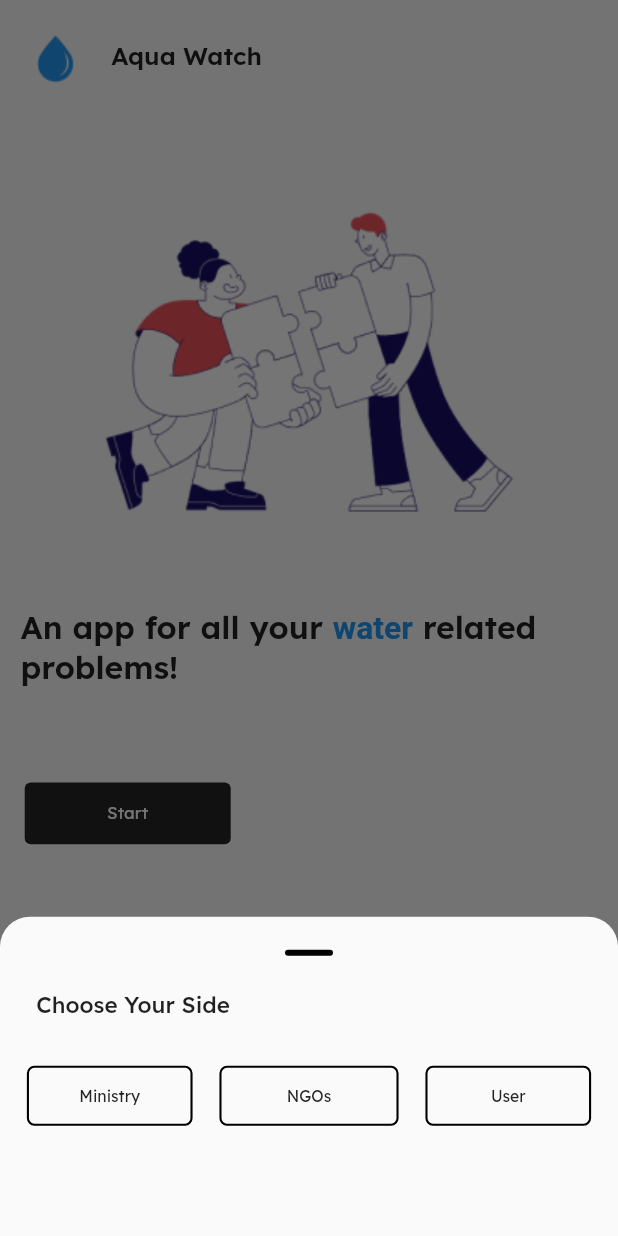
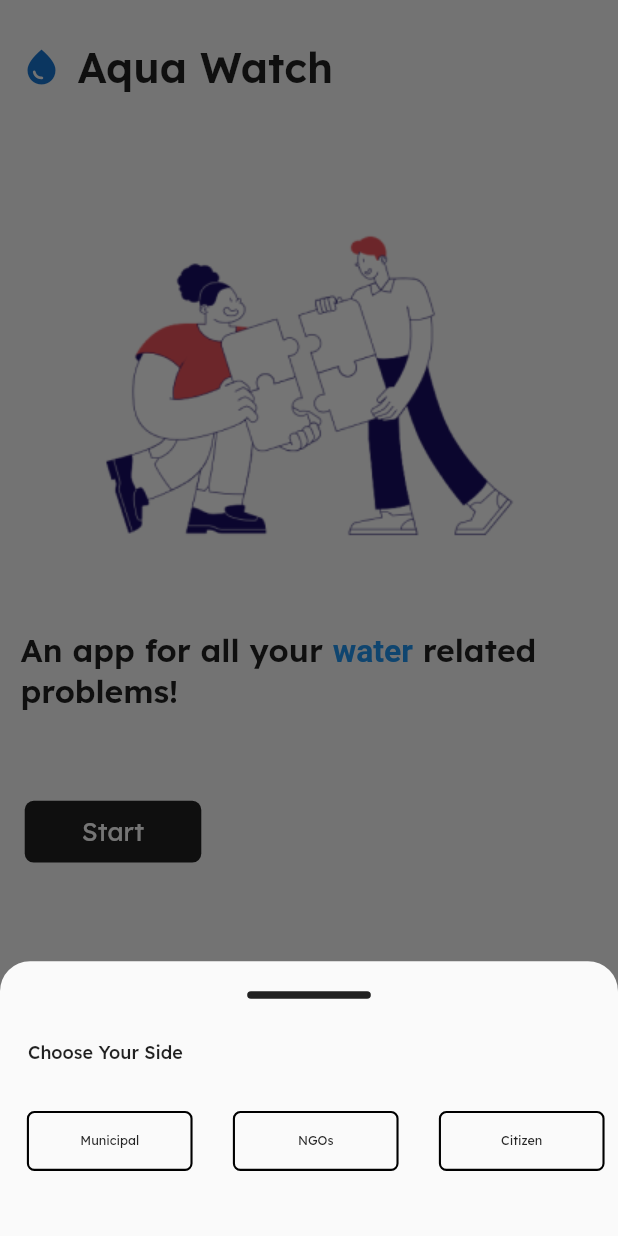
Before and after one commit to x-sushant-x/Aqua-Watch-App, a Flutter app: the SplashPage screen opened directly, after a tap on "Start", on a phone screen of 412 x 824 dp. Run offline on Flutter 3.47's test engine with Material 2 defaults, Android fonts, the phone set to English and light mode, and no system bars; our stand-ins replace google_fonts, google_maps_flutter.

Commit message:
Onboard section refactored

```diff
--- a/lib/main.dart
+++ b/lib/main.dart
@@ -1,5 +1,7 @@
 import 'package:aqua_watch_app/screens/home.dart';
 import 'package:flutter/material.dart';
+import 'package:aqua_watch_app/view/onboarding/splash.dart';
+import 'package:google_fonts/google_fonts.dart';
 
 void main() {
   runApp(const MyApp());
@@ -14,22 +16,12 @@ class MyApp extends StatelessWidget {
     return MaterialApp(
         title: 'Flutter Demo',
         debugShowCheckedModeBanner: false,
-        theme: ThemeData(
-          // This is the theme of your application.
-          //
-          // Try running your application with "flutter run". You'll see the
-          // application has a blue toolbar. Then, without quitting the app, try
-          // changing the primarySwatch below to Colors.green and then invoke
-          // "hot reload" (press "r" in the console where you ran "flutter run",
-          // or simply save your changes to "hot reload" in a Flutter IDE).
-          // Notice that the counter didn't reset back to zero; the application
-          // is not restarted.
-          primarySwatch: Colors.blue,
-        ),
-        home: MyHomePage()
-        //routes: const {
+
+        theme: ThemeData(textTheme: GoogleFonts.lexendTextTheme()),
+        home: SplashPage()
+        // routes: const {
         //  "/": SplashPage(),
-        //},
+        // },
         );
   }
 }
--- a/lib/screens/map.dart
+++ b/lib/screens/map.dart
@@ -1,4 +1,4 @@
-import 'package:aqua_watch_app/splash.dart';
+import 'package:aqua_watch_app/view/onboarding/splash.dart';
 import 'package:flutter/material.dart';
 import 'package:google_fonts/google_fonts.dart';
 import 'package:google_maps_flutter/google_maps_flutter.dart';
--- a/lib/splash.dart
+++ /dev/null
@@ -1,204 +0,0 @@
-import 'package:flutter/material.dart';
-import 'package:google_fonts/google_fonts.dart';
-
-Widget bottomSheetBuilder(BuildContext context) {
-  Size deviceSize = MediaQuery.of(context).size;
-
-  return SizedBox(
-    height: deviceSize.height / 5,
-    child: Column(
-      children: [
-        Padding(
-          padding: EdgeInsets.only(
-              top: deviceSize.height / 1000,
-              left: deviceSize.width / 17,
-              bottom: deviceSize.height / 30),
-          child: Align(
-            alignment: Alignment.centerLeft,
-            child: Text(
-              "Choose Your Side",
-              style: GoogleFonts.lexend(
-                  fontWeight: FontWeight.w500,
-                  fontSize: MediaQuery.of(context).devicePixelRatio * 10),
-            ),
-          ),
-        ),
-        Row(
-          children: [
-            Expanded(
-              child: Padding(
-                padding: EdgeInsets.only(
-                    left: deviceSize.width / 23, right: deviceSize.width / 46),
-                child: TextButton(
-                  onPressed: () {},
-                  style: TextButton.styleFrom(
-                      foregroundColor: Color(0xFF252525),
-                      textStyle: GoogleFonts.lexend(
-                          fontSize:
-                              MediaQuery.of(context).devicePixelRatio * 7),
-                      minimumSize: Size(20, 40),
-                      maximumSize: Size(40, 40),
-                      shape: RoundedRectangleBorder(
-                          side: BorderSide(width: 1.4),
-                          borderRadius: BorderRadius.circular(5))),
-                  child: Text("Ministry"),
-                ),
-              ),
-            ),
-            Expanded(
-              child: Padding(
-                padding: EdgeInsets.only(
-                    left: deviceSize.width / 46, right: deviceSize.width / 46),
-                child: TextButton(
-                  onPressed: () {},
-                  style: TextButton.styleFrom(
-                      foregroundColor: Color(0xFF252525),
-                      textStyle: GoogleFonts.lexend(
-                          fontSize:
-                              MediaQuery.of(context).devicePixelRatio * 7),
-                      minimumSize: Size(20, 40),
-                      maximumSize: Size(40, 40),
-                      shape: RoundedRectangleBorder(
-                          side: BorderSide(width: 1.4),
-                          borderRadius: BorderRadius.circular(5))),
-                  child: Text("NGOs"),
-                ),
-              ),
-            ),
-            Expanded(
-              child: Padding(
-                padding: EdgeInsets.only(
-                    left: deviceSize.width / 46, right: deviceSize.width / 23),
-                child: TextButton(
-                  onPressed: () {},
-                  style: TextButton.styleFrom(
-                      foregroundColor: Color(0xFF252525),
-                      textStyle: GoogleFonts.lexend(
-                          fontSize:
-                              MediaQuery.of(context).devicePixelRatio * 7),
-                      minimumSize: Size(20, 40),
-                      shape: RoundedRectangleBorder(
-                          side: BorderSide(width: 1.4),
-                          borderRadius: BorderRadius.circular(5))),
-                  child: Text("User"),
-                ),
-              ),
-            )
-          ],
-        )
-      ],
-    ),
-  );
-}
-
-class SplashPage extends StatelessWidget {
-  @override
-  Widget build(BuildContext context) {
-    Size deviceSize = MediaQuery.of(context).size;
-
-    return Scaffold(
-      body: SafeArea(
-          child: Column(
-        children: [
-          Padding(
-            padding: EdgeInsets.only(bottom: deviceSize.height / 6000),
-            child: Row(
-              children: [
-                ImageIcon(
-                  AssetImage("assets/app icon.png"),
-                  color: Colors.blue,
-                  size: deviceSize.width * 0.18,
-                ),
-                Text(
-                  "Aqua Watch",
-                  style: GoogleFonts.lexend(
-                    fontWeight: FontWeight.w600,
-                    fontSize: MediaQuery.of(context).devicePixelRatio * 11,
-                  ),
-                )
-              ],
-            ),
-          ),
-          Padding(
-            padding: EdgeInsets.only(
-                top: 0,
-                left: deviceSize.width / 25,
-                right: deviceSize.width / 25,
-                bottom: 0),
-            child: Image.asset(
-              "assets/splashimage.png",
-              height: deviceSize.height / 2.5,
-            ),
-          ),
-          Padding(
-            padding: EdgeInsets.only(
-                left: deviceSize.width / 30,
-                right: deviceSize.width / 30,
-                top: deviceSize.height / 1000,
-                bottom: deviceSize.height / 18),
-            child: Text.rich(TextSpan(
-                style: GoogleFonts.lexend(
-                    fontWeight: FontWeight.w600,
-                    fontSize: MediaQuery.of(context).devicePixelRatio * 14.2),
-                children: const [
-                  TextSpan(text: "An app for all your "),
-                  TextSpan(text: "water", style: TextStyle(color: Colors.blue)),
-                  TextSpan(text: " related problems!")
-                ])),
-          ),
-          Padding(
-            padding: EdgeInsets.only(
-                top: deviceSize.height / 60, left: deviceSize.width / 25),
-            child: Align(
-                alignment: Alignment.centerLeft,
-                child: TextButton(
-                  onPressed: () {
-                    showModalBottomSheet(
-                        context: context,
-                        builder: bottomSheetBuilder,
-                        showDragHandle: true,
-                        shape: RoundedRectangleBorder(
-                            borderRadius: BorderRadius.vertical(
-                                top: Radius.circular(20))));
-                  },
-                  style: TextButton.styleFrom(
-                      minimumSize:
-                          Size(deviceSize.width / 3, deviceSize.height / 20),
-                      backgroundColor: Color(0xFF252525),
-                      foregroundColor: Colors.white,
-                      textStyle: GoogleFonts.lexend(
-                          fontSize:
-                              MediaQuery.of(context).devicePixelRatio * 7.5)),
-                  child: Text(
-                    "Start",
-                    style: GoogleFonts.lexend(),
-                  ),
-                )),
-          ),
-          Expanded(
-            child: Align(
-              alignment: Alignment.bottomCenter,
-              child: Padding(
-                padding: EdgeInsets.only(
-                    top: deviceSize.height / 60,
-                    bottom: deviceSize.height / 90),
-                child: Text.rich(TextSpan(
-                    style: GoogleFonts.lexend(
-                        fontSize:
-                            MediaQuery.of(context).devicePixelRatio * 5.5),
-                    children: const [
-                      TextSpan(text: "Developed with "),
-                      TextSpan(text: "❤️", style: TextStyle(color: Colors.red)),
-                      TextSpan(text: " By "),
-                      TextSpan(
-                          text: "Cyber Crew",
-                          style: TextStyle(fontWeight: FontWeight.bold)),
-                    ])),
-              ),
-            ),
-          )
-        ],
-      )),
-    );
-  }
-}
--- /dev/null
+++ b/lib/utils/buttons.dart
@@ -0,0 +1,38 @@
+import 'package:flutter/material.dart';
+import 'package:google_fonts/google_fonts.dart';
+
+class CustomOutlinedButton extends StatelessWidget {
+  CustomOutlinedButton({
+    super.key,
+    required this.deviceSize,
+    required this.title
+  });
+
+  final Size deviceSize;
+  String title;
+
+  @override
+  Widget build(BuildContext context) {
+    return Expanded(
+      child: Padding(
+        padding: EdgeInsets.only(
+            left: deviceSize.width / 23,
+            right: deviceSize.width / 46),
+        child: TextButton(
+          onPressed: () {},
+          style: TextButton.styleFrom(
+              foregroundColor: Color(0xFF252525),
+              textStyle: GoogleFonts.lexend(
+                  fontSize:
+                      MediaQuery.of(context).devicePixelRatio * 5.6),
+              minimumSize: Size(20, 40),
+              maximumSize: Size(40, 40),
+              shape: RoundedRectangleBorder(
+                  side: BorderSide(width: 1.4),
+                  borderRadius: BorderRadius.circular(5))),
+          child: Text(title),
+        ),
+      ),
+    );
+  }
+}
--- /dev/null
+++ b/lib/view/onboarding/splash.dart
@@ -0,0 +1,164 @@
+import 'package:aqua_watch_app/utils/buttons.dart';
+import 'package:flutter/material.dart';
+import 'package:google_fonts/google_fonts.dart';
+
+Widget bottomSheetBuilder(BuildContext context) {
+  Size deviceSize = MediaQuery.of(context).size;
+
+  return SizedBox(
+    child: Container(
+      height: deviceSize.height / 4.5,
+      child: Column(
+        children: [
+          SizedBox(height: 20),
+          Container(
+            width: deviceSize.width / 5,
+            height: 5,
+            decoration: BoxDecoration(
+                borderRadius: BorderRadius.circular(100),
+                color: Colors.grey.shade900),
+          ),
+          SizedBox(height: deviceSize.height / 30),
+          Padding(
+            padding: EdgeInsets.only(
+                top: deviceSize.height / 1000,
+                left: deviceSize.width / 22,
+                bottom: deviceSize.height / 30),
+            child: Align(
+              alignment: Alignment.centerLeft,
+              child: Text(
+                "Choose Your Side",
+                style: GoogleFonts.lexend(
+                    fontWeight: FontWeight.w500,
+                    fontSize: MediaQuery.of(context).devicePixelRatio * 8),
+              ),
+            ),
+          ),
+          Row(
+            children: [
+              CustomOutlinedButton(deviceSize: deviceSize, title: "Municipal"),
+              CustomOutlinedButton(deviceSize: deviceSize, title: "NGOs"),
+              CustomOutlinedButton(deviceSize: deviceSize, title: "Citizen"),
+            ],
+          ),
+          SizedBox(height: deviceSize.height / 100),
+        ],
+      ),
+    ),
+  );
+}
+
+class SplashPage extends StatelessWidget {
+  @override
+  Widget build(BuildContext context) {
+    Size deviceSize = MediaQuery.of(context).size;
+
+    return Scaffold(
+      body: SafeArea(
+          child: Column(
+        children: [
+          Padding(
+            padding: EdgeInsets.symmetric(
+                horizontal: deviceSize.width / 30,
+                vertical: deviceSize.height / 30),
+            child: Row(
+              children: [
+                Icon(
+                  Icons.water_drop,
+                  color: Colors.blue.shade700,
+                  size: 28,
+                ),
+                SizedBox(width: 10),
+                Text(
+                  "Aqua Watch",
+                  style: GoogleFonts.lexend(
+                    fontWeight: FontWeight.w600,
+                    fontSize: 28,
+                  ),
+                )
+              ],
+            ),
+          ),
+          Padding(
+            padding: EdgeInsets.only(
+                top: 0,
+                left: deviceSize.width / 25,
+                right: deviceSize.width / 25,
+                bottom: 0),
+            child: Image.asset(
+              "assets/splashimage.png",
+              height: deviceSize.height / 2.5,
+            ),
+          ),
+          Padding(
+            padding: EdgeInsets.only(
+                left: deviceSize.width / 30,
+                right: deviceSize.width / 30,
+                top: deviceSize.height / 1000,
+                bottom: deviceSize.height / 18),
+            child: Text.rich(TextSpan(
+                style: GoogleFonts.lexend(
+                    fontWeight: FontWeight.w600,
+                    fontSize: MediaQuery.of(context).devicePixelRatio * 14.2),
+                children: const [
+                  TextSpan(text: "An app for all your "),
+                  TextSpan(text: "water", style: TextStyle(color: Colors.blue)),
+                  TextSpan(text: " related problems!")
+                ])),
+          ),
+          Padding(
+            padding: EdgeInsets.only(
+                top: deviceSize.height / 60, left: deviceSize.width / 25),
+            child: Align(
+                alignment: Alignment.centerLeft,
+                child: InkWell(
+                  onTap: () {
+                    showModalBottomSheet(
+                        context: context,
+                        builder: bottomSheetBuilder,
+                        shape: RoundedRectangleBorder(
+                            borderRadius: BorderRadius.vertical(
+                                top: Radius.circular(20))));
+                  },
+                  child: Container(
+                    width: deviceSize.width / 3.5,
+                    height: deviceSize.height / 20,
+                    decoration: BoxDecoration(
+                        color: Colors.grey.shade900,
+                        borderRadius: BorderRadius.circular(6)),
+                    child: Center(
+                      child: Text(
+                        "Start",
+                        style: TextStyle(color: Colors.white, fontSize: 17),
+                      ),
+                    ),
+                  ),
+                )),
+          ),
+          Expanded(
+            child: Align(
+              alignment: Alignment.bottomCenter,
+              child: Padding(
+                padding: EdgeInsets.only(
+                    top: deviceSize.height / 60,
+                    bottom: deviceSize.height / 90),
+                child: Text.rich(TextSpan(
+                    style: GoogleFonts.lexend(
+                        fontSize:
+                            MediaQuery.of(context).devicePixelRatio * 5.5),
+                    children: const [
+                      TextSpan(text: "Developed with "),
+                      TextSpan(text: "❤️", style: TextStyle(color: Colors.red)),
+                      TextSpan(text: " By "),
+                      TextSpan(
+                          text: "Cyber Crew",
+                          style: TextStyle(fontWeight: FontWeight.bold)),
+                    ])),
+              ),
+            ),
+          )
+        ],
+      )),
+    );
+  }
+}
```
Also changed, not shown: pubspec.yaml (+4 -4 lines), 1 other file.
